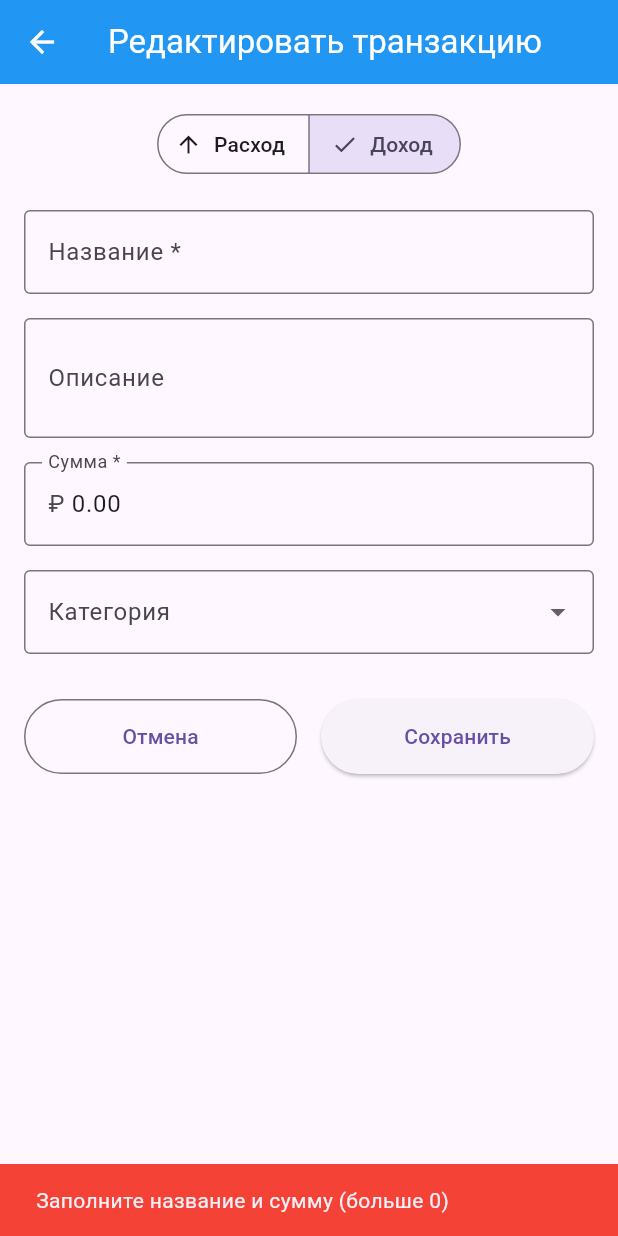
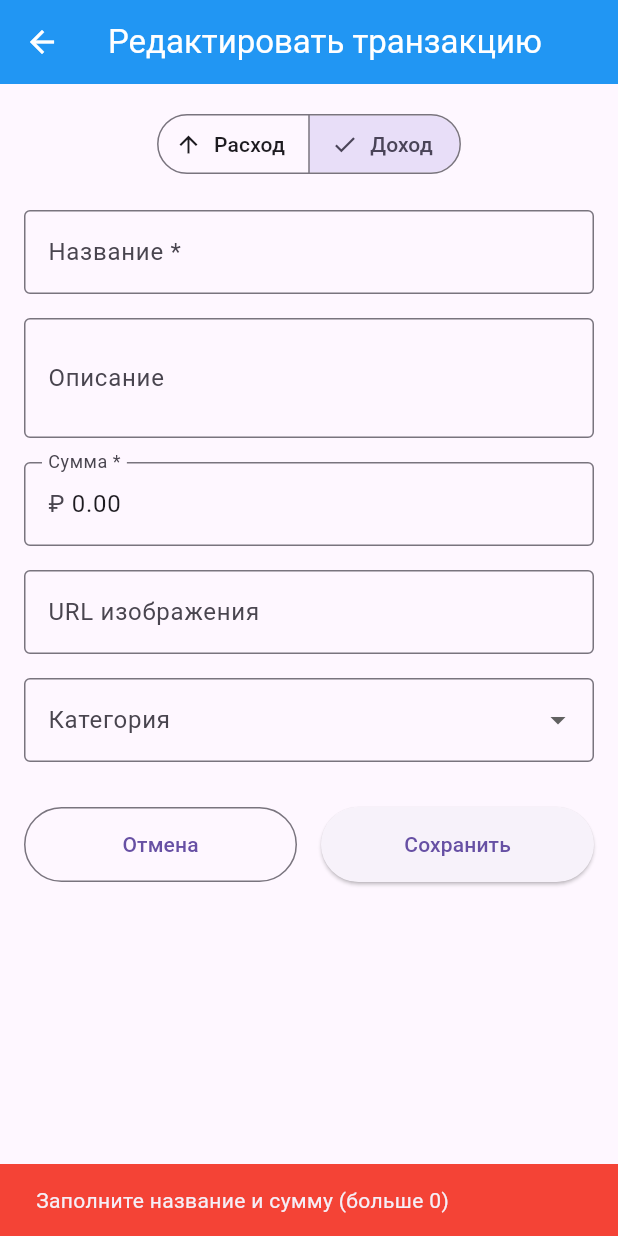
Before and after one commit to verniiiii/flutter6, a Flutter app: the EditTransactionScreen screen opened directly with empty values, after a tap on "Сохранить", on a phone screen of 412 x 824 dp. Run offline on Flutter 3.47's test engine with Material 3 defaults, Android fonts, the phone set to English and light mode, and no system bars.

Commit message:
row + edit_transaction_screen.dart

```diff
--- a/lib/features/transactions/screens/edit_transaction_screen.dart
+++ b/lib/features/transactions/screens/edit_transaction_screen.dart
@@ -22,6 +22,7 @@ class _EditTransactionScreenState extends State<EditTransactionScreen> {
   final _titleController = TextEditingController();
   final _descriptionController = TextEditingController();
   final _amountController = TextEditingController();
+  final _imageUrlController = TextEditingController(); // Новый контроллер для URL изображения
 
   late TransactionType _type;
   late String _selectedCategory;
@@ -34,16 +35,31 @@ class _EditTransactionScreenState extends State<EditTransactionScreen> {
     _amountController.text = widget.transaction.amount.toStringAsFixed(2);
     _type = widget.transaction.type;
     _selectedCategory = widget.transaction.category;
+    // Инициализируем контроллер URL изображения
+    _imageUrlController.text = widget.transaction.imageUrl ?? '';
   }
 
   void _submit() {
     final title = _titleController.text.trim();
     final description = _descriptionController.text.trim();
     final amount = double.tryParse(_amountController.text.trim()) ?? 0.0;
+    final imageUrl = _imageUrlController.text.trim(); // Получаем URL изображения
 
     if (title.isEmpty || amount <= 0) {
       _showError('Заполните название и сумму (больше 0)');
       return;
+    }
+
+    // Валидация URL (если поле не пустое)
+    if (imageUrl.isNotEmpty) {
+      final urlPattern = RegExp(
+        r'^(https?://)?([\da-z.-]+)\.([a-z.]{2,6})([/\w .-]*)*/?$',
+        caseSensitive: false,
+      );
+      if (!urlPattern.hasMatch(imageUrl)) {
+        _showError('Введите корректный URL изображения');
+        return;
+      }
     }
 
     final updatedTransaction = widget.transaction.copyWith(
@@ -52,6 +68,7 @@ class _EditTransactionScreenState extends State<EditTransactionScreen> {
       amount: amount,
       type: _type,
       category: _selectedCategory,
+      imageUrl: imageUrl.isNotEmpty ? imageUrl : null, // Сохраняем URL или null если пусто
     );
 
     widget.onUpdate(updatedTransaction);
@@ -107,6 +124,7 @@ class _EditTransactionScreenState extends State<EditTransactionScreen> {
 
             const SizedBox(height: 20),
 
+            // Поле для названия транзакции
             TextField(
               controller: _titleController,
               decoration: const InputDecoration(
@@ -117,6 +135,7 @@ class _EditTransactionScreenState extends State<EditTransactionScreen> {
 
             const SizedBox(height: 16),
 
+            // Поле для описания транзакции
             TextField(
               controller: _descriptionController,
               decoration: const InputDecoration(
@@ -128,6 +147,7 @@ class _EditTransactionScreenState extends State<EditTransactionScreen> {
 
             const SizedBox(height: 16),
 
+            // Поле для суммы транзакции
             TextField(
               controller: _amountController,
               keyboardType: TextInputType.number,
@@ -140,6 +160,19 @@ class _EditTransactionScreenState extends State<EditTransactionScreen> {
 
             const SizedBox(height: 16),
 
+            // Поле для URL изображения (новое поле)
+            TextField(
+              controller: _imageUrlController,
+              decoration: const InputDecoration(
+                labelText: 'URL изображения',
+                border: OutlineInputBorder(),
+                hintText: 'https://example.com/image.jpg',
+              ),
+            ),
+
+            const SizedBox(height: 16),
+
+            // Выбор категории
             DropdownButtonFormField<String>(
               value: _selectedCategory,
               decoration: const InputDecoration(
@@ -161,6 +194,7 @@ class _EditTransactionScreenState extends State<EditTransactionScreen> {
 
             const SizedBox(height: 30),
 
+            // Кнопки действий
             Row(
               children: [
                 Expanded(
@@ -195,6 +229,7 @@ class _EditTransactionScreenState extends State<EditTransactionScreen> {
     _titleController.dispose();
     _descriptionController.dispose();
     _amountController.dispose();
+    _imageUrlController.dispose();
     super.dispose();
   }
 }
```
Also changed, not shown: lib/features/transactions/screens/transaction_form_screen.dart (+45 -2 lines).
